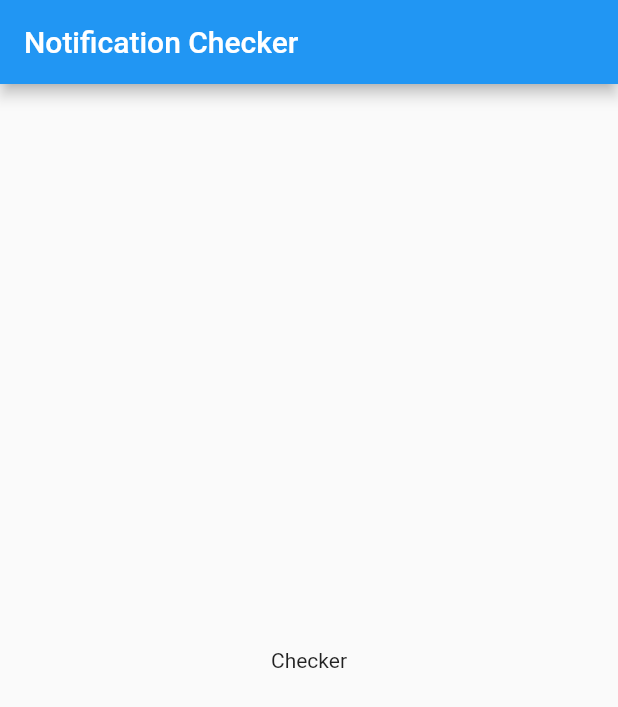
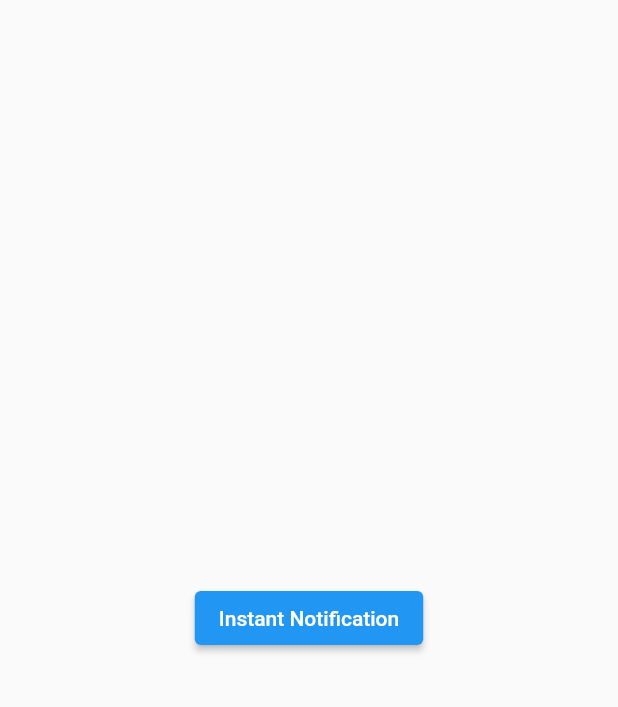
Before and after one commit to sra1kumar-NULL/simple-tracker-hybrid, a Flutter app: the screen it shows after launch, on a phone screen of 412 x 824 dp. Shown: the top 707 px of the screen. Run offline on Flutter 3.47's test engine with Material 2 defaults, Android fonts, the phone set to English and light mode, and no system bars; our stand-ins replace cloud_firestore, firebase_auth, firebase_core, flutter_local_notifications; accounts and stored records are empty; Roboto replaces fonts that are missing (Monteserat).

Commit message:
added notifications

```diff
--- a/lib/main.dart
+++ b/lib/main.dart
@@ -1,6 +1,8 @@
 import 'package:firebase_core/firebase_core.dart';
 import 'package:flutter/material.dart';
+import 'package:provider/provider.dart';
 import 'package:simple_tracker/authentication/sign_in.dart';
+import 'package:simple_tracker/notifications/notification.dart';
 import 'package:simple_tracker/notifications/notify.dart';
 void main() async{
   WidgetsFlutterBinding.ensureInitialized();
@@ -10,12 +12,24 @@ void main() async{
 
 class MyApp extends StatelessWidget {
   const MyApp({Key? key}) : super(key: key);
+  @override
+  Widget build(BuildContext context) {
+    return MultiProvider(
+        child: MaterialApp(
+          theme: ThemeData(fontFamily: 'Monteserat'),
+          home: Notify(),
+          debugShowCheckedModeBanner: false,
+        ),
+        providers: [
+          ChangeNotifierProvider(create: (_) => NotificationService())
+        ]);
+  }
 
   // This widget is the root of your application.
-  @override
-  Widget build(BuildContext context) {
-    return MaterialApp(
-      home:Notify()
-    );
-  }
+  // @override
+  // Widget build(BuildContext context) {
+  //   return MaterialApp(
+  //     home:Notify()
+  //   );
+  // }
 }
--- a/lib/notifications/notify.dart
+++ b/lib/notifications/notify.dart
@@ -1,5 +1,7 @@
 import 'package:flutter/material.dart';
 import 'package:flutter_local_notifications/flutter_local_notifications.dart';
+import 'package:provider/provider.dart';
+import 'package:simple_tracker/notifications/notification.dart';
 //import 'package:awesome_notifications/awesome_notifications.dart';
 class Notify extends StatefulWidget {
   const Notify({Key? key}) : super(key: key);
@@ -10,16 +12,24 @@ class Notify extends StatefulWidget {
 
 class _NotifyState extends State<Notify> {
   @override
+  void initState() {
+    Provider.of<NotificationService>(context, listen: false).initialize();
+    super.initState();
+  }
+  @override
   Widget build(BuildContext context) {
     return Scaffold(
-          appBar: AppBar(
-            title: Text("Notification Checker"),
+        body: Container(
+          child: Center(
+            child: Consumer<NotificationService>(
+              builder:(context,model, _)=>
+                  Column(mainAxisAlignment: MainAxisAlignment.center,children: [
+                    ElevatedButton(onPressed: ()=>model.instantNofitication(),
+                        child: Text("Instant Notification"))
+                  ],)
+            ),
           ),
-      body: Center(
-        child: Container(
-          child:Text("Checker")
         ),
-      ),
     );
   }
 }
```
Also changed, not shown: lib/notifications/notification.dart (added, +35 -0 lines).
